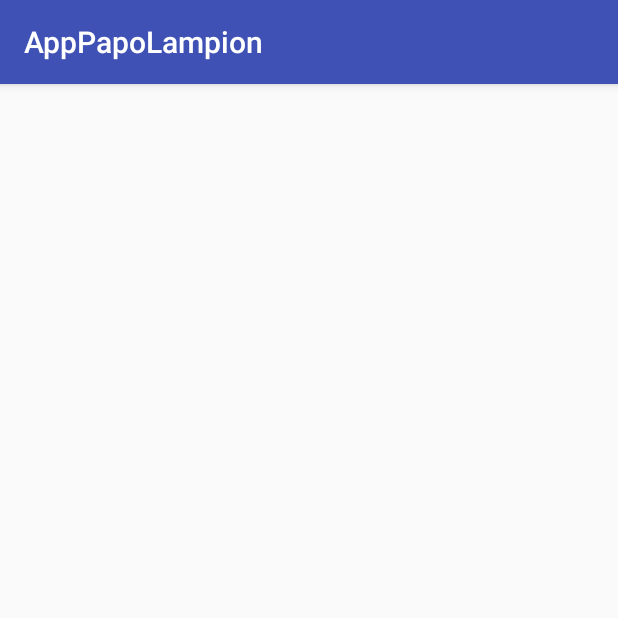
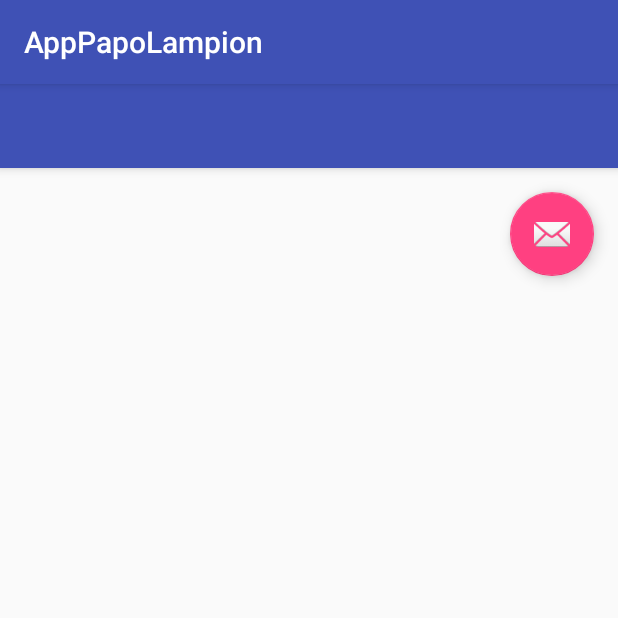
Before and after one commit to SandraDeLaPurification/AppPapoLampion, an Android app: the select_animation screen opened directly, with no data from a screen before it, on a phone screen of 412 x 824 dp, the top half of it. Run offline under Robolectric (Android 15) with nearby library versions, the phone set to English and light mode, and no system bars; 1 statement that could not run was skipped.

Commit message:
implement lists

```diff
--- a/app/src/main/java/papo/com/apppapolampion/select_animation.java
+++ b/app/src/main/java/papo/com/apppapolampion/select_animation.java
@@ -1,7 +1,14 @@
 package papo.com.apppapolampion;
 
+import android.content.Intent;
 import android.support.v7.app.AppCompatActivity;
 import android.os.Bundle;
+import android.view.View;
+import android.widget.ArrayAdapter;
+import android.widget.ListView;
+
+import java.util.ArrayList;
+import java.util.List;
 
 public class select_animation extends AppCompatActivity {
 
@@ -9,5 +16,19 @@ public class select_animation extends AppCompatActivity {
     protected void onCreate(Bundle savedInstanceState) {
         super.onCreate(savedInstanceState);
         setContentView(R.layout.activity_select_animation);
+
+        ListView listView = (ListView) findViewById(R.id.listInstruction);
+        List<String> animations = new ArrayList<String>();
+
+        final ArrayAdapter adapter = new ArrayAdapter<String>(this,
+                R.layout.select_instruction_listview_line, R.id.select_instruction_textview, animations);
+
+
+        listView.setAdapter(adapter);
+    }
+
+    public void setNextPage(View view){
+        Intent intent = new Intent(select_animation.this, program_select_laumios.class);
+        startActivity(intent);
     }
 }
--- a/app/src/main/res/layout/activity_program_select_laumios.xml
+++ b/app/src/main/res/layout/activity_program_select_laumios.xml
@@ -5,8 +5,6 @@
     android:layout_width="match_parent"
     android:layout_height="match_parent"
     tools:context=".program_select_laumios">
-
-    <include layout="@layout/content_program_add_event" />
 
     <LinearLayout
         android:layout_width="match_parent"
--- a/app/src/main/res/layout/activity_select_animation.xml
+++ b/app/src/main/res/layout/activity_select_animation.xml
@@ -1,9 +1,43 @@
 <?xml version="1.0" encoding="utf-8"?>
-<android.support.constraint.ConstraintLayout xmlns:android="http://schemas.android.com/apk/res/android"
+<android.support.design.widget.CoordinatorLayout xmlns:android="http://schemas.android.com/apk/res/android"
     xmlns:app="http://schemas.android.com/apk/res-auto"
     xmlns:tools="http://schemas.android.com/tools"
     android:layout_width="match_parent"
-    android:layout_height="match_parent"
-    tools:context=".select_animation">
+    android:layout_height="match_parent">
 
-</android.support.constraint.ConstraintLayout>
+    <LinearLayout
+        android:layout_width="match_parent"
+        android:layout_height="match_parent"
+        android:orientation="vertical">
+
+        <android.support.design.widget.AppBarLayout
+            android:layout_width="match_parent"
+            android:layout_height="wrap_content"
+            android:theme="@style/AppTheme.AppBarOverlay">
+
+            <android.support.v7.widget.Toolbar
+                android:id="@+id/toolbar"
+                android:layout_width="match_parent"
+                android:layout_height="?attr/actionBarSize"
+                android:background="?attr/colorPrimary"
+                app:popupTheme="@style/AppTheme.PopupOverlay" />
+
+        </android.support.design.widget.AppBarLayout>
+
+        <ListView
+            android:id="@+id/list-animation"
+            android:layout_width="match_parent"
+            android:layout_height="wrap_content" />
+
+        <android.support.design.widget.FloatingActionButton
+            android:id="@+id/btn_next_page"
+            android:layout_width="wrap_content"
+            android:layout_height="wrap_content"
+            android:layout_gravity="bottom|end"
+            android:layout_margin="@dimen/fab_margin"
+            app:srcCompat="@android:drawable/ic_dialog_email"
+            android:onClick="setNextPage"/>
+    </LinearLayout>
+
+
+</android.support.design.widget.CoordinatorLayout>
```
Also changed, not shown: app/src/main/java/papo/com/apppapolampion/program_select_instruction.java (+9 -13 lines), app/src/main/java/papo/com/apppapolampion/program_select_laumios.java (+14 -0 lines).
